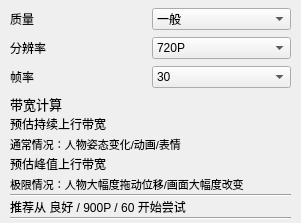
Old version of the form ui/windows/framequality.ui in the repository reitovo/vlink-client.
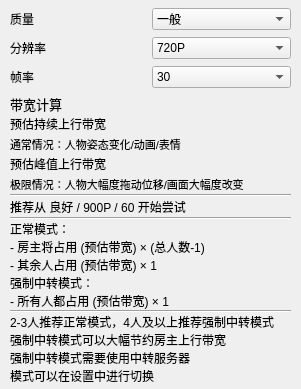
New version of the form.

```diff
--- a/ui/windows/framequality.ui
+++ b/ui/windows/framequality.ui
@@ -10,7 +10,7 @@
     <x>0</x>
     <y>0</y>
     <width>301</width>
-    <height>223</height>
+    <height>389</height>
    </rect>
   </property>
   <property name="windowTitle">
```
Left out of the diff: 16 changed lines with no effect on the pictures.
